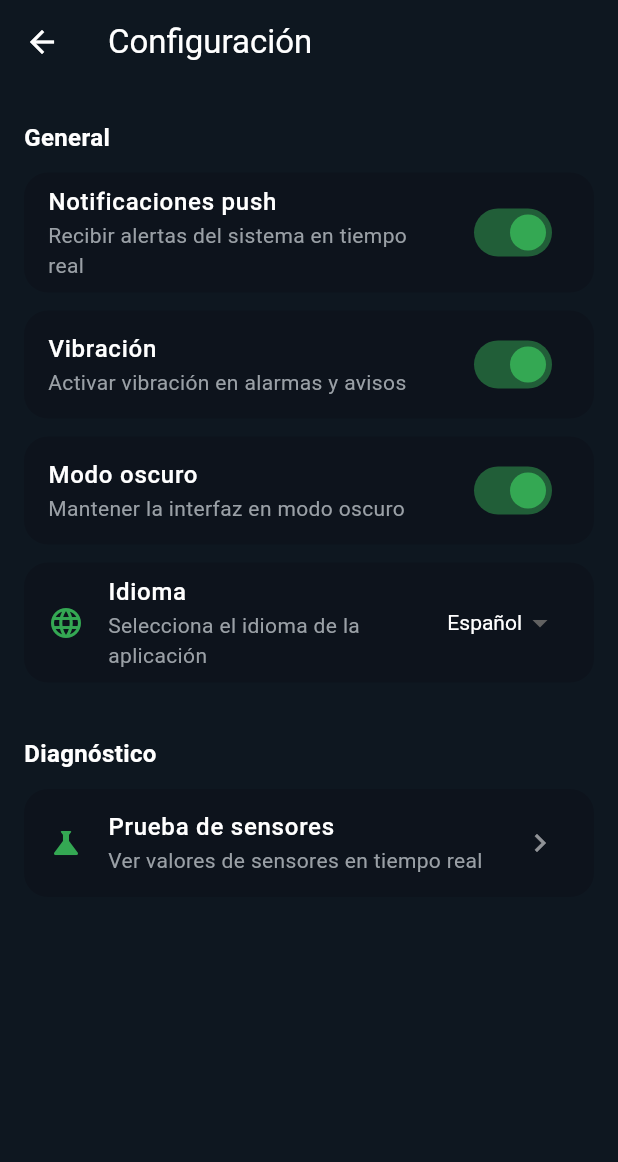
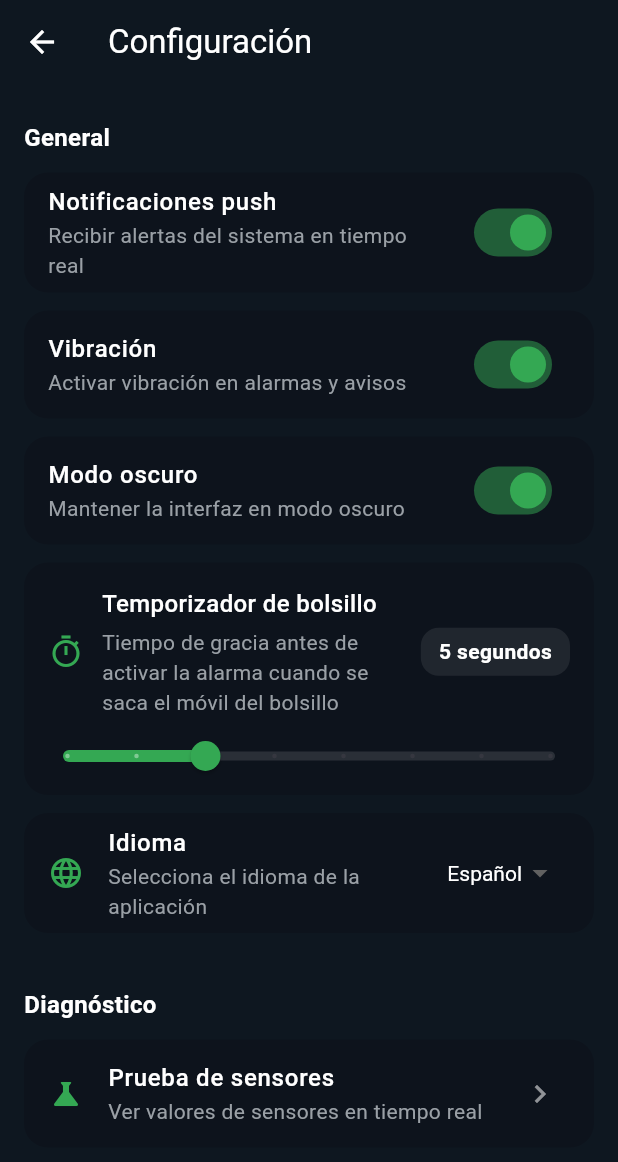
Before and after one commit to agustmun-web/holdon, a Flutter app: the screen it shows after launch, after a tap on the "settings" icon, on a phone screen of 412 x 824 dp. Shown: the top 1162 px of the screen. Run offline on Flutter 3.47's test engine with Material 3 defaults, Android fonts, the light colour scheme and no system bars; our stand-ins replace audioplayers, flutter_local_notifications, geolocator, google_maps_flutter, permission_handler, sqflite and 1 more; missing offline and left inert: geofencing_api; accounts and stored records are empty; statements that could not run were skipped.

Commit message:
User timer configuration

```diff
--- a/lib/l10n/app_localizations.dart
+++ b/lib/l10n/app_localizations.dart
@@ -104,6 +104,18 @@ class AppLocalizations {
     'settings.option.sensorTest.subtitle': {
       'es': 'Ver valores de sensores en tiempo real',
       'en': 'See real-time sensor values',
+    },
+    'settings.option.pocketTimer.title': {
+      'es': 'Temporizador de bolsillo',
+      'en': 'Pocket timer',
+    },
+    'settings.option.pocketTimer.subtitle': {
+      'es': 'Tiempo de gracia antes de activar la alarma cuando se saca el móvil del bolsillo',
+      'en': 'Grace period before triggering the alarm when the phone leaves your pocket',
+    },
+    'settings.option.pocketTimer.value': {
+      'es': '{seconds} segundos',
+      'en': '{seconds} seconds',
     },
     'security.title': {
       'es': 'Seguridad',
--- a/lib/screens/settings_screen.dart
+++ b/lib/screens/settings_screen.dart
@@ -1,6 +1,7 @@
 import 'package:flutter/material.dart';
 import '../l10n/app_localizations.dart';
 import '../state/app_state.dart';
+import '../services/security_service.dart';
 import 'sensor_test_screen.dart';
 
 class SettingsScreen extends StatefulWidget {
@@ -11,10 +12,20 @@ class SettingsScreen extends StatefulWidget {
 }
 
 class _SettingsScreenState extends State<SettingsScreen> {
+  final SecurityService _securityService = SecurityService();
   bool _notificationsEnabled = true;
   bool _vibrationEnabled = true;
   bool _darkModeEnabled = true;
   Locale? _selectedLocale;
+  double _pocketTimerSeconds = 5;
+  bool _isPocketTimerLoading = true;
+  bool _isPocketTimerUpdating = false;
+
+  @override
+  void initState() {
+    super.initState();
+    _loadPocketTimerSetting();
+  }
 
   @override
   void didChangeDependencies() {
@@ -70,6 +81,7 @@ class _SettingsScreenState extends State<SettingsScreen> {
               });
             },
           ),
+          _buildPocketTimerTile(l10n),
           _buildLanguageTile(
             title: l10n.translate('settings.option.language'),
             subtitle: l10n.translate('settings.option.language.subtitle'),
@@ -101,6 +113,136 @@ class _SettingsScreenState extends State<SettingsScreen> {
         ],
       ),
     );
+  }
+
+  Widget _buildPocketTimerTile(AppLocalizations l10n) {
+    final int currentSeconds = _pocketTimerSeconds.round();
+    return Container(
+      margin: const EdgeInsets.only(bottom: 12),
+      padding: const EdgeInsets.symmetric(horizontal: 16, vertical: 16),
+      decoration: BoxDecoration(
+        color: const Color(0xFF0D131C),
+        borderRadius: BorderRadius.circular(16),
+      ),
+      child: Column(
+        crossAxisAlignment: CrossAxisAlignment.start,
+        children: [
+          Row(
+            children: [
+              const Icon(Icons.timer_outlined, color: Color(0xFF34A853)),
+              const SizedBox(width: 12),
+              Expanded(
+                child: Column(
+                  crossAxisAlignment: CrossAxisAlignment.start,
+                  children: [
+                    Text(
+                      l10n.translate('settings.option.pocketTimer.title'),
+                      style: const TextStyle(
+                        color: Colors.white,
+                        fontSize: 16,
+                        fontWeight: FontWeight.w500,
+                      ),
+                    ),
+                    const SizedBox(height: 4),
+                    Text(
+                      l10n.translate('settings.option.pocketTimer.subtitle'),
+                      style: const TextStyle(
+                        color: Color(0xFF9AA0A6),
+                        fontSize: 14,
+                      ),
+                    ),
+                  ],
+                ),
+              ),
+              const SizedBox(width: 12),
+              Container(
+                padding: const EdgeInsets.symmetric(horizontal: 12, vertical: 6),
+                decoration: BoxDecoration(
+                  color: Colors.white.withValues(alpha: 0.08),
+                  borderRadius: BorderRadius.circular(12),
+                ),
+                child: Text(
+                  l10n.translate(
+                    'settings.option.pocketTimer.value',
+                    params: {'seconds': currentSeconds.toString()},
+                  ),
+                  style: const TextStyle(
+                    color: Colors.white,
+                    fontWeight: FontWeight.w600,
+                  ),
+                ),
+              ),
+            ],
+          ),
+          const SizedBox(height: 16),
+          _isPocketTimerLoading
+              ? const Center(
+                  child: SizedBox(
+                    height: 24,
+                    width: 24,
+                    child: CircularProgressIndicator(strokeWidth: 2),
+                  ),
+                )
+              : SliderTheme(
+                  data: SliderTheme.of(context).copyWith(
+                    activeTrackColor: const Color(0xFF34A853),
+                    inactiveTrackColor: Colors.white.withValues(alpha: 0.12),
+                    thumbColor: const Color(0xFF34A853),
+                    overlayShape: SliderComponentShape.noOverlay,
+                    trackHeight: 6,
+                  ),
+                  child: Slider(
+                    value: _pocketTimerSeconds,
+                    min: 3,
+                    max: 10,
+                    divisions: 7,
+                    onChanged: (value) {
+                      setState(() {
+                        _pocketTimerSeconds = value;
+                      });
+                    },
+                    onChangeEnd: (value) {
+                      _updatePocketTimer(value.round());
+                    },
+                  ),
+                ),
+        ],
+      ),
+    );
+  }
+
+  Future<void> _loadPocketTimerSetting() async {
+    try {
+      final seconds = await _securityService.getPocketGraceSeconds();
+      if (!mounted) return;
+      setState(() {
+        _pocketTimerSeconds = seconds.toDouble();
+        _isPocketTimerLoading = false;
+      });
+    } catch (_) {
+      if (!mounted) return;
+      setState(() {
+        _isPocketTimerLoading = false;
+      });
+    }
+  }
+
+  Future<void> _updatePocketTimer(int seconds) async {
+    final clamped = seconds.clamp(3, 10).toInt();
+    if (_isPocketTimerUpdating) return;
+    setState(() {
+      _pocketTimerSeconds = clamped.toDouble();
+      _isPocketTimerUpdating = true;
+    });
+    try {
+      await _securityService.setPocketGraceSeconds(clamped);
+    } finally {
+      if (mounted) {
+        setState(() {
+          _isPocketTimerUpdating = false;
+        });
+      }
+    }
   }
 
   Widget _buildSectionHeader(String title) {
--- a/lib/services/anti_theft_manager.dart
+++ b/lib/services/anti_theft_manager.dart
@@ -34,6 +34,8 @@ class AntiTheftManager {
   bool _isActive = false;
   bool _isAlarmActive = false;
   bool _showSensorValues = true; // Mostrar valores de sensores en terminal
+  int _pocketGraceSeconds = 5;
+  bool _pocketGraceLoaded = false;
 
   /// Verifica si el sistema de seguridad está activo
   bool get isActive => _isActive;
@@ -65,10 +67,10 @@ class AntiTheftManager {
   /// [showSensorValues] - Si mostrar valores de sensores en terminal (default: true)
   ///
   /// Lanza [StateError] si el sistema ya está activo
-  void activateSecurity({
+  Future<void> activateSecurity({
     required AlarmCallbacks callbacks,
     bool showSensorValues = true,
-  }) {
+  }) async {
     if (_isActive) {
       throw StateError('El sistema de seguridad ya está activo');
     }
@@ -77,8 +79,10 @@ class AntiTheftManager {
     _isActive = true;
     _showSensorValues = showSensorValues;
 
+    await _ensurePocketGraceSecondsLoaded();
+
     // Iniciar Foreground Service
-    _startForegroundService();
+    await _startForegroundService();
 
     // Iniciar escucha de eventos del servicio
     _startServiceEventListening();
@@ -127,6 +131,7 @@ class AntiTheftManager {
     try {
       await _platformChannel.invokeMethod('startForegroundService', {
         'showSensorValues': _showSensorValues,
+        'pocketGraceSeconds': _pocketGraceSeconds,
       });
       print('🚀 Foreground Service iniciado');
     } catch (e) {
@@ -358,6 +363,38 @@ class AntiTheftManager {
     }
   }
 
+  Future<int> getPocketGraceSeconds() async {
+    await _ensurePocketGraceSecondsLoaded();
+    return _pocketGraceSeconds;
+  }
+
+  Future<void> setPocketGraceSeconds(int seconds) async {
+    final clamped = seconds.clamp(3, 10).toInt();
+    _pocketGraceSeconds = clamped;
+    _pocketGraceLoaded = true;
+    try {
+      await _platformChannel.invokeMethod('setPocketGraceSeconds', {
+        'seconds': clamped,
+      });
+      print('🛡️ Temporizador de bolsillo configurado a $clamped segundos');
+    } catch (e) {
+      print('❌ Error al configurar temporizador de bolsillo: $e');
+    }
+  }
+
+  Future<void> _ensurePocketGraceSecondsLoaded() async {
+    if (_pocketGraceLoaded) return;
+    try {
+      final result = await _platformChannel.invokeMethod<int>('getPocketGraceSeconds');
+      if (result != null) {
+        _pocketGraceSeconds = result.clamp(3, 10).toInt();
+      }
+    } catch (e) {
+      print('❌ Error al obtener temporizador de bolsillo almacenado: $e');
+    }
+    _pocketGraceLoaded = true;
+  }
+
   /// Obtiene el estado actual de los sensores
   Future<Map<String, dynamic>?> getSensorStatus() async {
     try {
--- a/lib/services/security_service.dart
+++ b/lib/services/security_service.dart
@@ -1,3 +1,5 @@
+import 'dart:async';
+
 import 'package:flutter/material.dart';
 import 'package:flutter/services.dart';
 import 'package:vibration/vibration.dart';
@@ -11,7 +13,9 @@ import 'anti_theft_manager.dart';
 class SecurityService {
   static final SecurityService _instance = SecurityService._internal();
   factory SecurityService() => _instance;
-  SecurityService._internal();
+  SecurityService._internal() {
+    _initializePocketGraceSeconds();
+  }
 
   final AntiTheftManager _antiTheftManager = AntiTheftManager();
   final AudioPlayer _audioPlayer = AudioPlayer();
@@ -40,7 +44,7 @@ class SecurityService {
   /// Activa el sistema de seguridad
   ///
   /// [showSensorValues] - Si mostrar valores de sensores en terminal (default: true)
-  void activateSecurity({bool showSensorValues = true}) async {
+  Future<void> activateSecurity({bool showSensorValues = true}) async {
     if (_antiTheftManager.isActive) {
       print('⚠️ El sistema de seguridad ya está activo');
       return;
@@ -54,7 +58,7 @@ class SecurityService {
     }
 
     try {
-      _antiTheftManager.activateSecurity(
+      await _antiTheftManager.activateSecurity(
         callbacks: _SecurityCallbacks(this),
         showSensorValues: showSensorValues,
       );
@@ -84,6 +88,14 @@ class SecurityService {
   /// Detiene la alarma sin desactivar el sistema de seguridad
   Future<void> stopAlarmOnly() async {
     await _antiTheftManager.stopAlarm();
+  }
+
+  Future<int> getPocketGraceSeconds() async {
+    return _antiTheftManager.getPocketGraceSeconds();
+  }
+
+  Future<void> setPocketGraceSeconds(int seconds) async {
+    await _antiTheftManager.setPocketGraceSeconds(seconds);
   }
 
   /// Reinicia la detección manualmente
@@ -148,6 +160,10 @@ class SecurityService {
     _antiTheftManager.dispose();
     _audioPlayer.dispose();
   }
+
+  void _initializePocketGraceSeconds() {
+    Future.microtask(() => _antiTheftManager.getPocketGraceSeconds());
+  }
 }
 
 /// Implementación de AlarmCallbacks para el SecurityService
```
Also changed, not shown: 2 other files.
